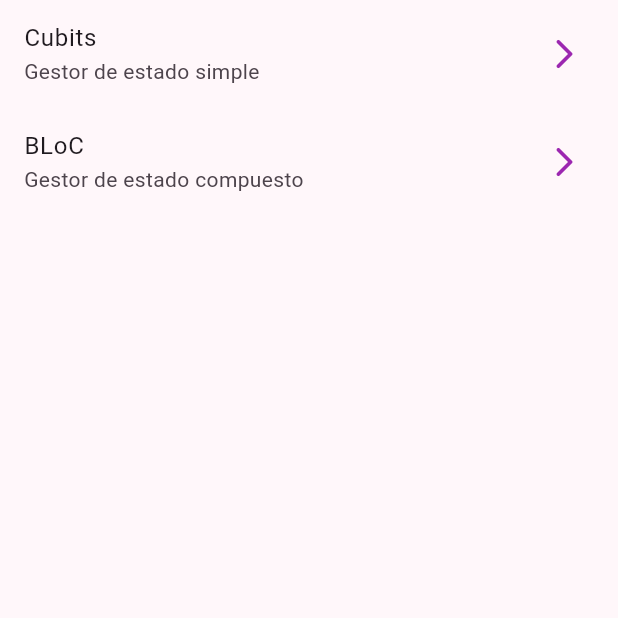
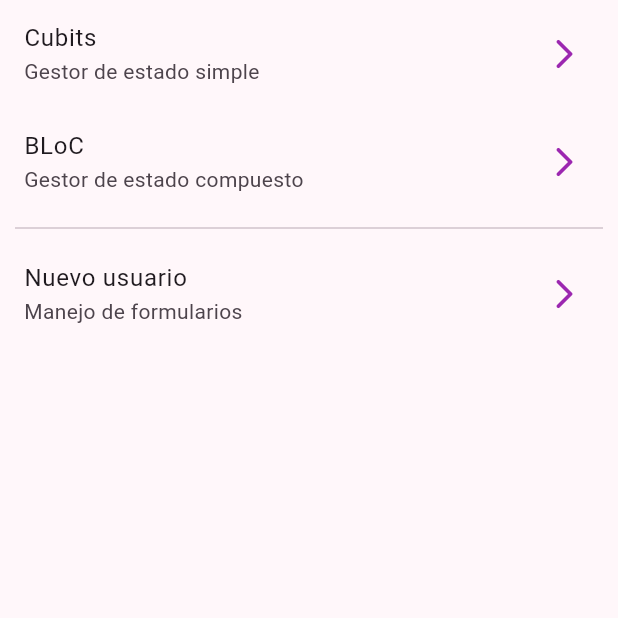
Before and after one commit to brunocoronado49/forms_app, a Flutter app: the screen it shows after launch, on a phone screen of 412 x 824 dp, the top half of it. Run offline on Flutter 3.47's test engine with Material 3 defaults, Android fonts, the phone set to English and light mode, and no system bars; our stand-ins replace equatable, flutter_bloc, go_router.

Commit message:
Creando el text input personalizado con su estilo

```diff
--- a/lib/config/router/app_router.dart
+++ b/lib/config/router/app_router.dart
@@ -12,6 +12,10 @@ final appRouter = GoRouter(
       builder: (context, state) => const CubitCounterScreen()
     ),
     GoRoute(
+        path: '/register',
+        builder: (context, state) => const RegisterScreen()
+    ),
+    GoRoute(
       path: '/bloc',
       builder: (context, state) => const BlocCounterScreen()
     ),
--- a/lib/presentation/screens/home_screen.dart
+++ b/lib/presentation/screens/home_screen.dart
@@ -21,6 +21,16 @@ class HomeScreen extends StatelessWidget {
             trailing: const Icon(Icons.arrow_forward_ios_rounded),
             onTap: () => context.push('/bloc'),
           ),
+          const Padding(
+            padding: EdgeInsets.symmetric(horizontal: 10),
+            child: Divider(),
+          ),
+          ListTile(
+            title: const Text('Nuevo usuario'),
+            subtitle: const Text('Manejo de formularios'),
+            trailing: const Icon(Icons.arrow_forward_ios_rounded),
+            onTap: () => context.push('/register'),
+          ),
         ],
       ),
     );
--- a/lib/presentation/screens/screens.dart
+++ b/lib/presentation/screens/screens.dart
@@ -1,3 +1,4 @@
 export 'home_screen.dart';
 export 'cubit_counter_screen.dart';
 export 'bloc_counter_screen.dart';
+export 'register_screen.dart';
--- /dev/null
+++ b/lib/presentation/widgets/widgets.dart
@@ -0,0 +1 @@
+export 'inputs/custom_text_form_field.dart';
```
Also changed, not shown: lib/presentation/screens/register_screen.dart (added, +61 -0 lines), lib/presentation/widgets/inputs/custom_text_form_field.dart (added, +29 -0 lines).
